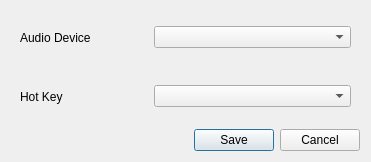
Before: the Qt Designer form src/designer/config.ui in dkmstr/micmuter, drawn with Qt 5.
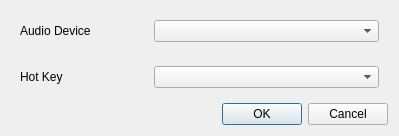
After: the same form once the commit is applied. Icons and pictures are not drawn.

Patch:
```diff
--- a/src/designer/config.ui
+++ b/src/designer/config.ui
@@ -1,30 +1,23 @@
 <?xml version="1.0" encoding="UTF-8"?>
 <ui version="4.0">
- <class>Form</class>
- <widget class="QWidget" name="Form">
-  <property name="windowModality">
-   <enum>Qt::WindowModal</enum>
-  </property>
+ <class>Configuration</class>
+ <widget class="QDialog" name="Configuration">
   <property name="geometry">
    <rect>
     <x>0</x>
     <y>0</y>
-    <width>371</width>
-    <height>162</height>
+    <width>399</width>
+    <height>136</height>
    </rect>
   </property>
+  <property name="sizePolicy">
+   <sizepolicy hsizetype="Preferred" vsizetype="Preferred">
+    <horstretch>0</horstretch>
+    <verstretch>0</verstretch>
+   </sizepolicy>
+  </property>
   <property name="windowTitle">
-   <string>Configuration</string>
-  </property>
-  <property name="windowIcon">
-   <iconset resource="micmuter.qrc">
-    <normaloff>:/images/icon-light.png</normaloff>:/images/icon-light.png</iconset>
-  </property>
-  <property name="layoutDirection">
-   <enum>Qt::LeftToRight</enum>
-  </property>
-  <property name="autoFillBackground">
-   <bool>false</bool>
+   <string>Dialog</string>
   </property>
   <layout class="QVBoxLayout" name="verticalLayout">
    <item>
@@ -86,15 +79,12 @@
     </widget>
    </item>
    <item>
-    <widget class="QDialogButtonBox" name="buttons">
-     <property name="autoFillBackground">
-      <bool>false</bool>
+    <widget class="QDialogButtonBox" name="buttonBox">
+     <property name="orientation">
+      <enum>Qt::Horizontal</enum>
      </property>
      <property name="standardButtons">
-      <set>QDialogButtonBox::Cancel|QDialogButtonBox::Save</set>
-     </property>
-     <property name="centerButtons">
-      <bool>false</bool>
+      <set>QDialogButtonBox::Cancel|QDialogButtonBox::Ok</set>
      </property>
     </widget>
    </item>
```
Left out of the diff: 36 changed lines with no effect on the pictures.
